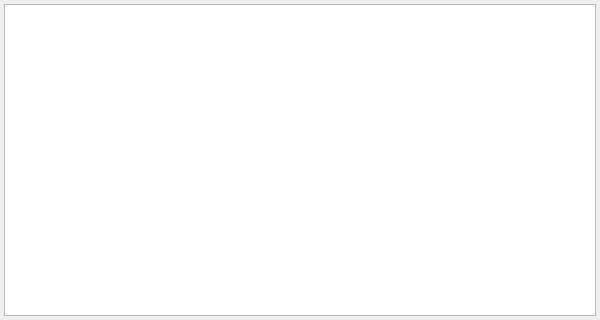
cnldw/FinanceFileReader, file src/dialogmagnify.ui: the form before one commit.
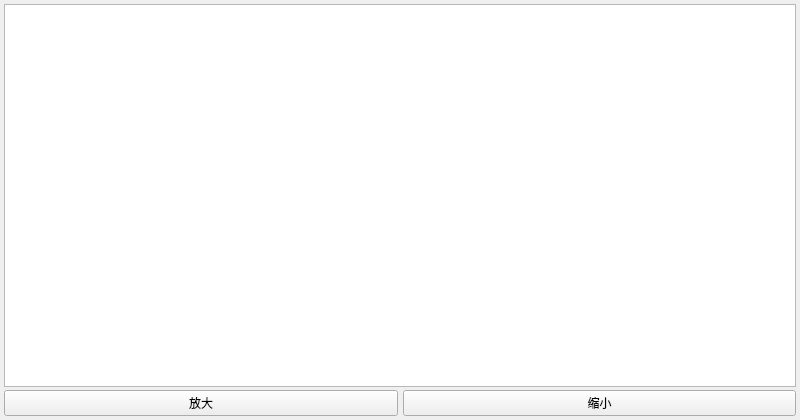
The form after the commit.

```diff
--- a/src/dialogmagnify.ui
+++ b/src/dialogmagnify.ui
@@ -6,8 +6,8 @@
    <rect>
     <x>0</x>
     <y>0</y>
-    <width>600</width>
-    <height>320</height>
+    <width>800</width>
+    <height>420</height>
    </rect>
   </property>
   <property name="sizePolicy">
@@ -18,14 +18,17 @@
   </property>
   <property name="minimumSize">
    <size>
-    <width>600</width>
-    <height>320</height>
+    <width>400</width>
+    <height>280</height>
    </size>
   </property>
   <property name="windowTitle">
    <string>Dialog</string>
   </property>
-  <layout class="QHBoxLayout" name="horizontalLayout">
+  <layout class="QVBoxLayout" name="verticalLayout_3">
+   <property name="spacing">
+    <number>3</number>
+   </property>
    <property name="leftMargin">
     <number>4</number>
    </property>
@@ -48,6 +51,33 @@
      </property>
     </widget>
    </item>
+   <item>
+    <layout class="QHBoxLayout" name="horizontalLayout">
+     <property name="spacing">
+      <number>5</number>
+     </property>
+     <item>
+      <widget class="QPushButton" name="pushButton_ZoomIn">
+       <property name="focusPolicy">
+        <enum>Qt::NoFocus</enum>
+       </property>
+       <property name="text">
+        <string>放大</string>
+       </property>
+      </widget>
+     </item>
+     <item>
+      <widget class="QPushButton" name="pushButton_ZoomOut">
+       <property name="focusPolicy">
+        <enum>Qt::NoFocus</enum>
+       </property>
+       <property name="text">
+        <string>缩小</string>
+       </property>
+      </widget>
+     </item>
+    </layout>
+   </item>
   </layout>
  </widget>
  <resources/>
```
Left out of the diff: 3 changed lines with no effect on the pictures.
